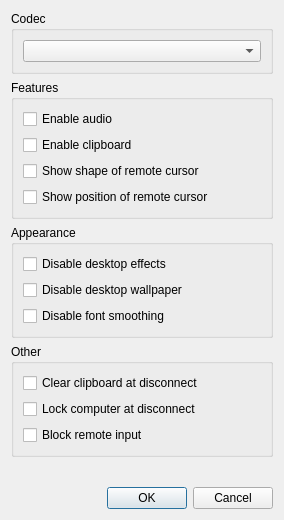
First picture: the form in source/client/ui/desktop/desktop_config_dialog.ui, repository dchapyshev/aspia, before the edit.
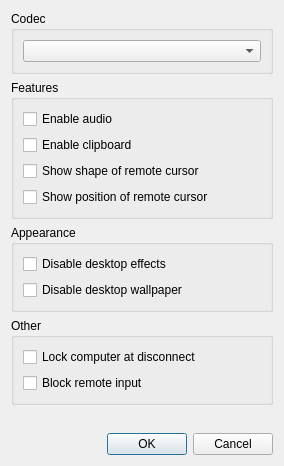
Second picture: the form after the edit.

Commit message: Move clipboard to user session side.

Diff of the .ui file:
```diff
--- a/source/client/ui/desktop/desktop_config_dialog.ui
+++ b/source/client/ui/desktop/desktop_config_dialog.ui
@@ -7,7 +7,7 @@
     <x>0</x>
     <y>0</y>
     <width>284</width>
-    <height>520</height>
+    <height>466</height>
    </rect>
   </property>
   <property name="sizePolicy">
@@ -107,13 +107,6 @@
         </property>
        </widget>
       </item>
-      <item>
-       <widget class="QCheckBox" name="checkbox_font_smoothing">
-        <property name="text">
-         <string>Disable font smoothing</string>
-        </property>
-       </widget>
-      </item>
      </layout>
     </widget>
    </item>
@@ -129,13 +122,6 @@
       <string>Other</string>
      </property>
      <layout class="QVBoxLayout" name="verticalLayout_3">
-      <item>
-       <widget class="QCheckBox" name="checkbox_clear_clipboard">
-        <property name="text">
-         <string>Clear clipboard at disconnect</string>
-        </property>
-       </widget>
-      </item>
       <item>
        <widget class="QCheckBox" name="checkbox_lock_at_disconnect">
         <property name="text">
```
The commit also changes 28 other files.
